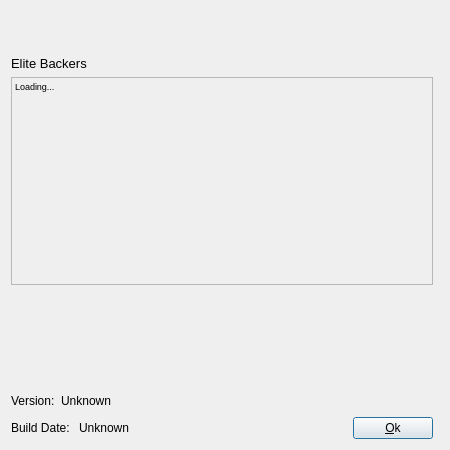
Before: the Qt Designer form src/gui/src/AboutDialogBase.ui in deskflow/deskflow, drawn with Qt 5.
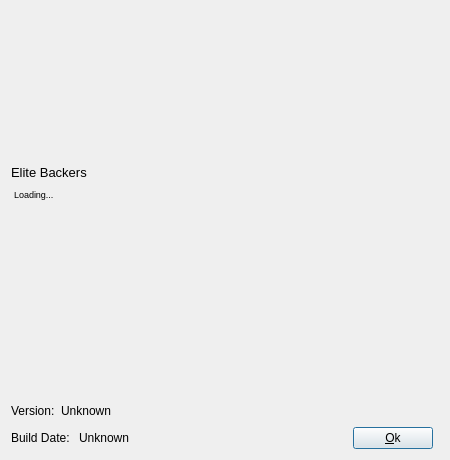
After: the same form once the commit is applied. Icons and pictures are not drawn.

Commit message: Remove borders for Elite backers section

```diff
--- a/src/gui/src/AboutDialogBase.ui
+++ b/src/gui/src/AboutDialogBase.ui
@@ -13,7 +13,7 @@
     <x>0</x>
     <y>0</y>
     <width>450</width>
-    <height>450</height>
+    <height>460</height>
    </rect>
   </property>
   <property name="sizePolicy">
@@ -31,7 +31,7 @@
   <property name="maximumSize">
    <size>
     <width>450</width>
-    <height>450</height>
+    <height>460</height>
    </size>
   </property>
   <property name="windowTitle">
@@ -41,55 +41,7 @@
    <bool>true</bool>
   </property>
   <layout class="QGridLayout">
-   <item row="3" column="1">
-    <widget class="QLabel" name="labelEliteBackers">
-     <property name="font">
-      <font>
-       <pointsize>10</pointsize>
-       <bold>false</bold>
-      </font>
-     </property>
-     <property name="text">
-      <string>Elite Backers</string>
-     </property>
-    </widget>
-   </item>
-   <item row="5" column="1" colspan="2">
-    <spacer>
-     <property name="orientation">
-      <enum>Qt::Vertical</enum>
-     </property>
-     <property name="sizeType">
-      <enum>QSizePolicy::Preferred</enum>
-     </property>
-     <property name="sizeHint" stdset="0">
-      <size>
-       <width>20</width>
-       <height>100</height>
-      </size>
-     </property>
-    </spacer>
-   </item>
-   <item row="2" column="1" colspan="2">
-    <widget class="QLabel" name="label_3">
-     <property name="sizePolicy">
-      <sizepolicy hsizetype="Preferred" vsizetype="Preferred">
-       <horstretch>0</horstretch>
-       <verstretch>0</verstretch>
-      </sizepolicy>
-     </property>
-     <property name="text">
-      <string/>
-     </property>
-     <property name="wordWrap">
-      <bool>true</bool>
-     </property>
-     <property name="margin">
-      <number>1</number>
-     </property>
-    </widget>
-   </item>
-   <item row="7" column="1" colspan="2">
+   <item row="8" column="1" colspan="2">
     <layout class="QHBoxLayout" name="horizontalLayout">
      <item>
       <widget class="QLabel" name="label">
@@ -138,35 +90,26 @@
      </item>
     </layout>
    </item>
-   <item row="0" column="1">
-    <widget class="QLabel" name="label_Logo">
+   <item row="2" column="1" colspan="2">
+    <widget class="QLabel" name="label_3">
      <property name="sizePolicy">
       <sizepolicy hsizetype="Preferred" vsizetype="Preferred">
        <horstretch>0</horstretch>
        <verstretch>0</verstretch>
       </sizepolicy>
      </property>
-     <property name="maximumSize">
-      <size>
-       <width>200</width>
-       <height>50</height>
-      </size>
-     </property>
      <property name="text">
-      <string notr="true"/>
+      <string/>
      </property>
-     <property name="pixmap">
-      <pixmap resource="../res/Synergy.qrc">:/res/image/about.png</pixmap>
-     </property>
-     <property name="scaledContents">
+     <property name="wordWrap">
       <bool>true</bool>
      </property>
      <property name="margin">
-      <number>0</number>
+      <number>1</number>
      </property>
     </widget>
    </item>
-   <item row="8" column="1">
+   <item row="9" column="1">
     <layout class="QHBoxLayout" name="horizontalLayout_2">
      <item>
       <widget class="QLabel" name="label_5">
@@ -204,6 +147,35 @@
      </item>
     </layout>
    </item>
+   <item row="4" column="1">
+    <widget class="QLabel" name="labelEliteBackers">
+     <property name="font">
+      <font>
+       <pointsize>10</pointsize>
+       <bold>false</bold>
+      </font>
+     </property>
+     <property name="text">
+      <string>Elite Backers</string>
+     </property>
+    </widget>
+   </item>
+   <item row="6" column="1" colspan="2">
+    <spacer>
+     <property name="orientation">
+      <enum>Qt::Vertical</enum>
+     </property>
+     <property name="sizeType">
+      <enum>QSizePolicy::Preferred</enum>
+     </property>
+     <property name="sizeHint" stdset="0">
+      <size>
+       <width>20</width>
+       <height>100</height>
+      </size>
+     </property>
+    </spacer>
+   </item>
    <item row="1" column="1" colspan="2">
     <spacer name="spacer">
      <property name="orientation">
@@ -220,8 +192,39 @@
      </property>
     </spacer>
    </item>
-   <item row="4" column="1">
+   <item row="0" column="1">
+    <widget class="QLabel" name="label_Logo">
+     <property name="sizePolicy">
+      <sizepolicy hsizetype="Preferred" vsizetype="Preferred">
+       <horstretch>0</horstretch>
+       <verstretch>0</verstretch>
+      </sizepolicy>
+     </property>
+     <property name="maximumSize">
+      <size>
+       <width>200</width>
+       <height>50</height>
+      </size>
+     </property>
+     <property name="text">
+      <string notr="true"/>
+     </property>
+     <property name="pixmap">
+      <pixmap resource="../res/Synergy.qrc">:/res/image/about.png</pixmap>
+     </property>
+     <property name="scaledContents">
+      <bool>true</bool>
+     </property>
+     <property name="margin">
+      <number>0</number>
+     </property>
+    </widget>
+   </item>
+   <item row="5" column="1">
     <widget class="QScrollArea" name="scrollAreaEliteBackers">
+     <property name="frameShape">
+      <enum>QFrame::NoFrame</enum>
+     </property>
      <property name="widgetResizable">
       <bool>true</bool>
      </property>
@@ -230,8 +233,8 @@
        <rect>
         <x>0</x>
         <y>0</y>
-        <width>419</width>
-        <height>122</height>
+        <width>421</width>
+        <height>83</height>
        </rect>
       </property>
       <layout class="QHBoxLayout" name="horizontalLayout_3">
@@ -245,7 +248,7 @@
         <number>3</number>
        </property>
        <item>
-        <widget class="QLabel" name="label_2">
+        <widget class="QLabel" name="labelEliteBackersData">
          <property name="font">
           <font>
            <pointsize>7</pointsize>
@@ -263,6 +266,19 @@
      </widget>
     </widget>
    </item>
+   <item row="3" column="1">
+    <spacer name="verticalSpacer">
+     <property name="orientation">
+      <enum>Qt::Vertical</enum>
+     </property>
+     <property name="sizeHint" stdset="0">
+      <size>
+       <width>20</width>
+       <height>9</height>
+      </size>
+     </property>
+    </spacer>
+   </item>
   </layout>
  </widget>
  <resources>
```
